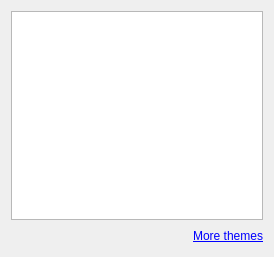
psi-im/psi, file src/options/opt_theme.ui: the form before one commit.
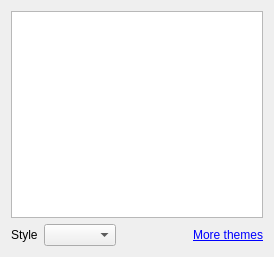
The form after the commit. Custom widgets are drawn as their Qt base class.

Commit message: Work in progress: selecting theme styles

```diff
--- a/src/options/opt_theme.ui
+++ b/src/options/opt_theme.ui
@@ -42,6 +42,16 @@
    </item>
    <item>
     <layout class="QHBoxLayout" name="horizontalLayout">
+     <item>
+      <widget class="QLabel" name="lbl_style">
+       <property name="text">
+        <string>Style</string>
+       </property>
+      </widget>
+     </item>
+     <item>
+      <widget class="QComboBox" name="cmb_style"/>
+     </item>
      <item>
       <spacer name="horizontalSpacer">
        <property name="orientation">
```
Left out of the diff: 6 changed lines with no effect on the pictures. The commit also changes 10 other files.
